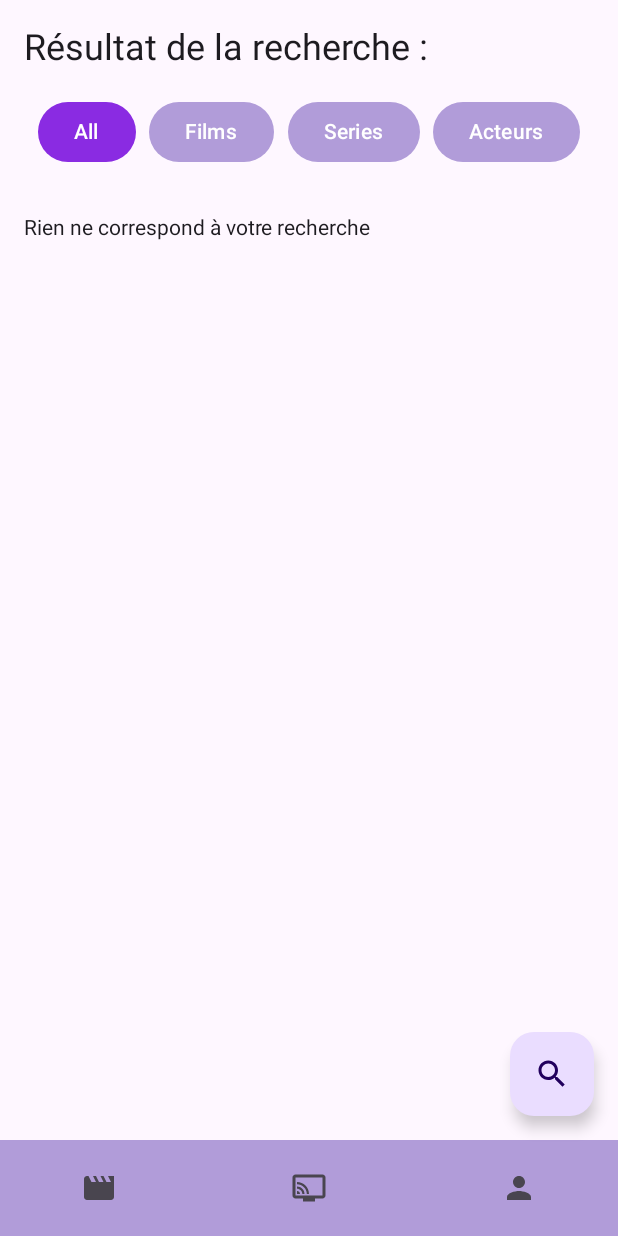
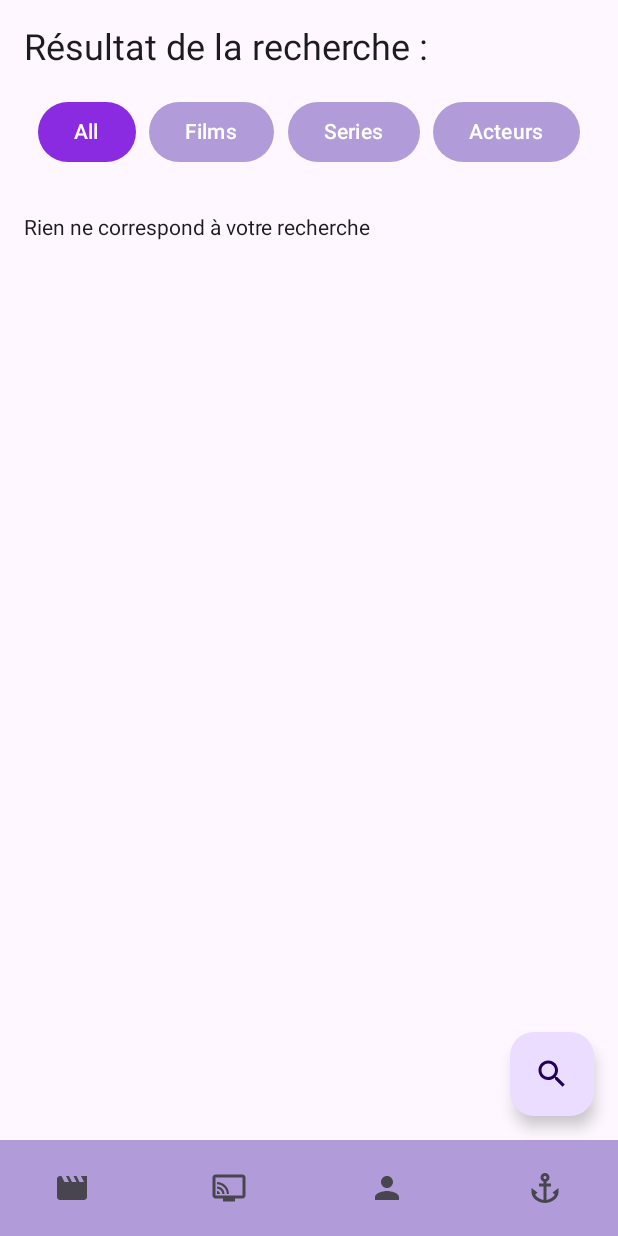
Before and after one commit to SimonBdn/ProjetKotlin, an Android app built with Jetpack Compose: the ScreenSearch screen opened through its navigation route, on a phone screen of 412 x 824 dp. Run offline under Robolectric (Android 15) with nearby library versions, the phone set to English and light mode, and no system bars; pictures from the network do not load; 3 statements that could not run were skipped.

Commit message:
new nav ok

```diff
--- a/app/src/main/java/com/example/myfirstapp/MainActivity.kt
+++ b/app/src/main/java/com/example/myfirstapp/MainActivity.kt
@@ -46,6 +46,7 @@ import androidx.navigation.NavController
 @Serializable class DestinationFilms
 @Serializable class DestinationSeries
 @Serializable class DestinationActeurs
+@Serializable class DestinationExamen
 
 class MainActivity : ComponentActivity() {
     override fun onCreate(savedInstanceState: Bundle?) {
@@ -72,7 +73,9 @@ fun MainScreen() {
                 TextField(
                     value = mainViewModel.searchQuery,
                     onValueChange = { mainViewModel.searchQuery = it },
-                    modifier = Modifier.fillMaxWidth().padding(24.dp),
+                    modifier = Modifier
+                        .fillMaxWidth()
+                        .padding(24.dp),
                     placeholder = { Text("Rechercher...") },
                     keyboardOptions = KeyboardOptions.Default.copy(imeAction = ImeAction.Search),
                     keyboardActions = KeyboardActions(
@@ -126,6 +129,7 @@ fun MainScreen() {
                     ScreenActorDetail(mainViewModel, acteurId, navController)
                 }
                 composable("ScreenSearch") { ScreenSearch(mainViewModel, navController) }
+                composable<DestinationExamen> { ScreenExamen(mainViewModel, navController) }
             }
         } else {
             Row(modifier = Modifier.fillMaxSize()) {
@@ -153,6 +157,7 @@ fun MainScreen() {
                         ScreenActorDetail(mainViewModel, acteurId, navController)
                     }
                     composable("ScreenSearch") { ScreenSearch(mainViewModel, navController) }
+                    composable<DestinationExamen> { ScreenExamen(mainViewModel, navController) }
                 }
             }
         }
@@ -184,6 +189,12 @@ fun BottomNavigationBar(navController: NavController) {
                     contentDescription = "Acteurs")},
                 selected = currentDestination?.hasRoute<DestinationActeurs>() == true,
                 onClick = { navController.navigate(DestinationActeurs()) })
+            NavigationBarItem(
+                icon = { Icon(painterResource(R.drawable.anchor),
+                    contentDescription = "Examen")},
+                selected = currentDestination?.hasRoute<DestinationExamen>() == true,
+                onClick = { navController.navigate(DestinationExamen()) }
+            )
         }
     }
 }
@@ -207,6 +218,10 @@ fun NavigationRail(navController: NavController) {
                 contentDescription = "Acteurs")},
                 selected = currentDestination?.hasRoute<DestinationActeurs>() == true,
                 onClick = { navController.navigate(DestinationActeurs()) })
+            NavigationRailItem(icon = { Icon(painterResource(R.drawable.anchor),
+                contentDescription = "Examen")},
+                selected = currentDestination?.hasRoute<DestinationExamen>() == true,
+                onClick = { navController.navigate(DestinationExamen()) })
         }
     }
 }
--- /dev/null
+++ b/app/src/main/java/com/example/myfirstapp/ScreenExamen.kt
@@ -0,0 +1,9 @@
+package com.example.myfirstapp
+
+import androidx.compose.runtime.Composable
+import androidx.navigation.NavController
+
+@Composable
+fun ScreenExamen(mainViewModel: MainViewModel, navController: NavController) {
+
+}
--- /dev/null
+++ b/app/src/main/res/drawable/anchor.xml
@@ -0,0 +1,5 @@
+<vector xmlns:android="http://schemas.android.com/apk/res/android" android:height="24dp" android:tint="#000000" android:viewportHeight="24" android:viewportWidth="24" android:width="24dp">
+
+    <path android:fillColor="@android:color/white" android:pathData="M17,15l1.55,1.55c-0.96,1.69 -3.33,3.04 -5.55,3.37V11h3V9h-3V7.82C14.16,7.4 15,6.3 15,5c0,-1.65 -1.35,-3 -3,-3S9,3.35 9,5c0,1.3 0.84,2.4 2,2.82V9H8v2h3v8.92c-2.22,-0.33 -4.59,-1.68 -5.55,-3.37L7,15l-4,-3v3c0,3.88 4.92,7 9,7s9,-3.12 9,-7v-3L17,15zM12,4c0.55,0 1,0.45 1,1s-0.45,1 -1,1s-1,-0.45 -1,-1S11.45,4 12,4z"/>
+
+</vector>
--- a/gradle/libs.versions.toml
+++ b/gradle/libs.versions.toml
@@ -1,5 +1,5 @@
 [versions]
-agp = "8.6.0"
+agp = "8.5.0"
 kotlin = "1.9.0"
 coreKtx = "1.10.1"
 junit = "4.13.2"
```
